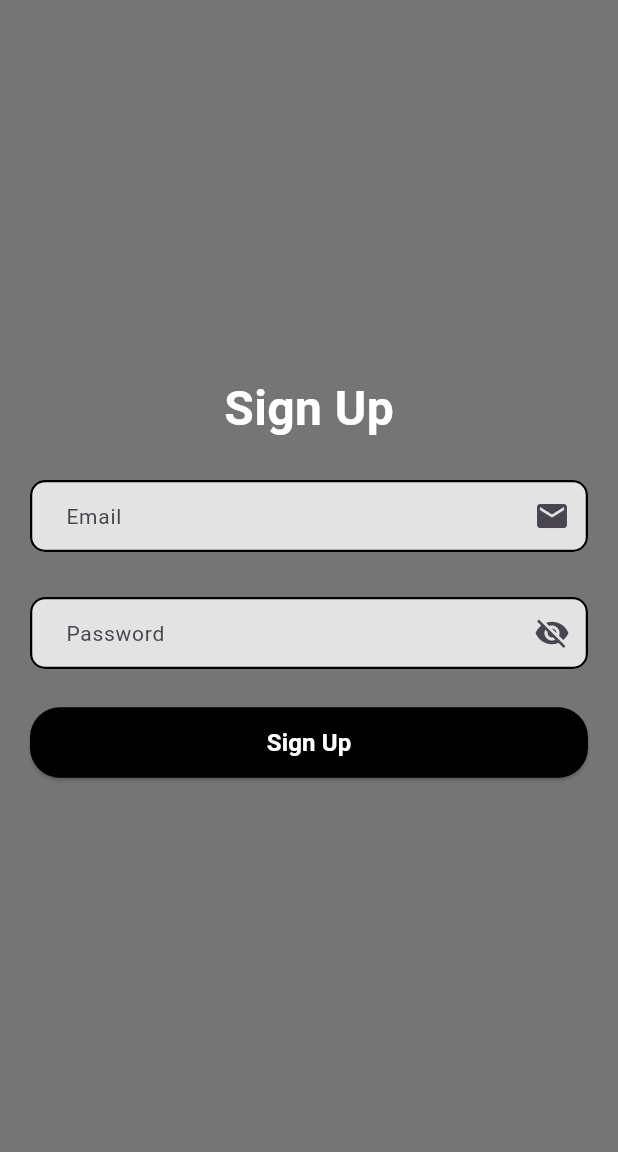
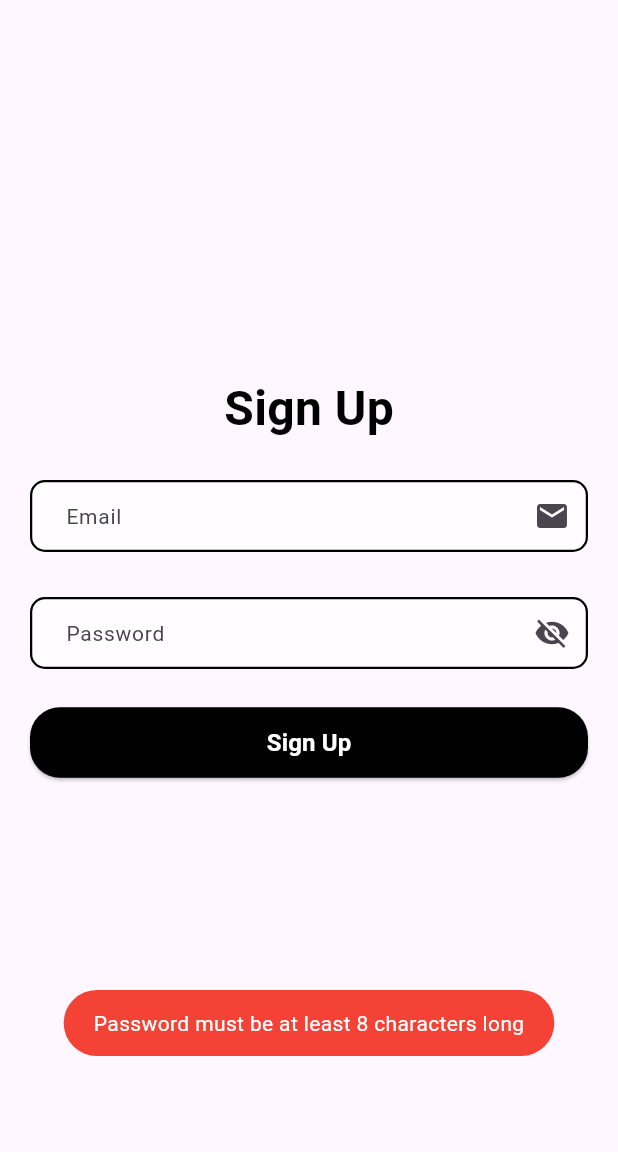
Before and after one commit to Rishav549/qr_protect, a Flutter app: the Signup screen opened directly, after a tap on "Sign Up", on a phone screen of 412 x 824 dp, the part 84-1236 px from its top. Run offline on Flutter 3.47's test engine with Material 3 defaults, Android fonts, the phone set to English and light mode, and no system bars; our stand-ins replace bloc, cloud_firestore, dio, file_picker, firebase_auth, firebase_core and 5 more; missing offline and left inert: qr_bar_code; accounts and stored records are empty.

Commit message:
feat: sign up UI updated

```diff
--- a/lib/routes/signup.dart
+++ b/lib/routes/signup.dart
@@ -26,13 +26,13 @@
   @override
   Widget build(BuildContext context) {
     return Scaffold(
-      backgroundColor: Colors.grey.shade600,
       appBar: AppBar(
         automaticallyImplyLeading: false,
         title: const Center(
             child: Text(
               "QR Protect",
-          style: TextStyle(fontWeight: FontWeight.bold, color: Colors.white),
+              style: TextStyle(
+                  fontWeight: FontWeight.bold, color: Colors.white),
             )),
         backgroundColor: Colors.black,
       ),
@@ -61,7 +61,7 @@
                       style: TextStyle(
                           fontWeight: FontWeight.bold,
                           fontSize: 32,
-                      color: Colors.white),
+                          color: Colors.black),
                     )),
                 const SizedBox(
                   height: 20,
@@ -97,6 +97,14 @@
                   child: CustomButton(
                     label: "Sign Up",
                     onPressed: () async {
+                      if (passwordController.text.length < 8) {
+                        Fluttertoast.showToast(
+                            msg: "Password must be at least 8 characters long",
+                            gravity: ToastGravity.BOTTOM,
+                            backgroundColor: Colors.red,
+                            textColor: Colors.white);
+                        return;
+                      }
                       try {
                         context.read<AuthenticationBloc>().add(
                             AuthenticationCheckUserEvent(
```
Lines whose indentation alone changed are shown as unchanged.
